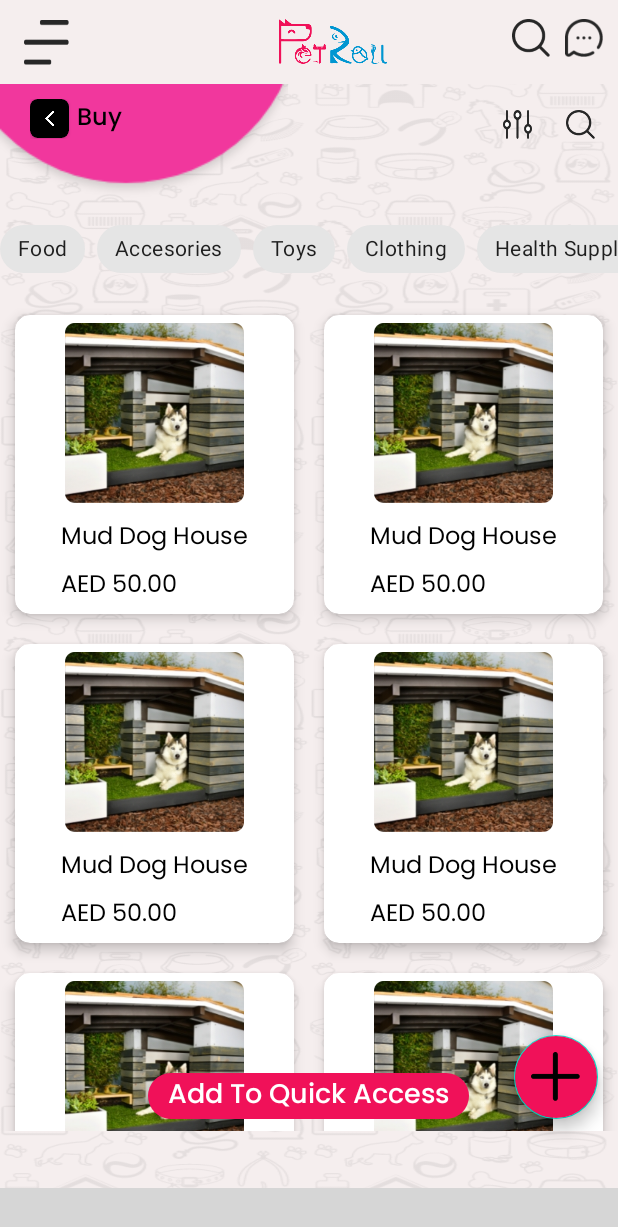
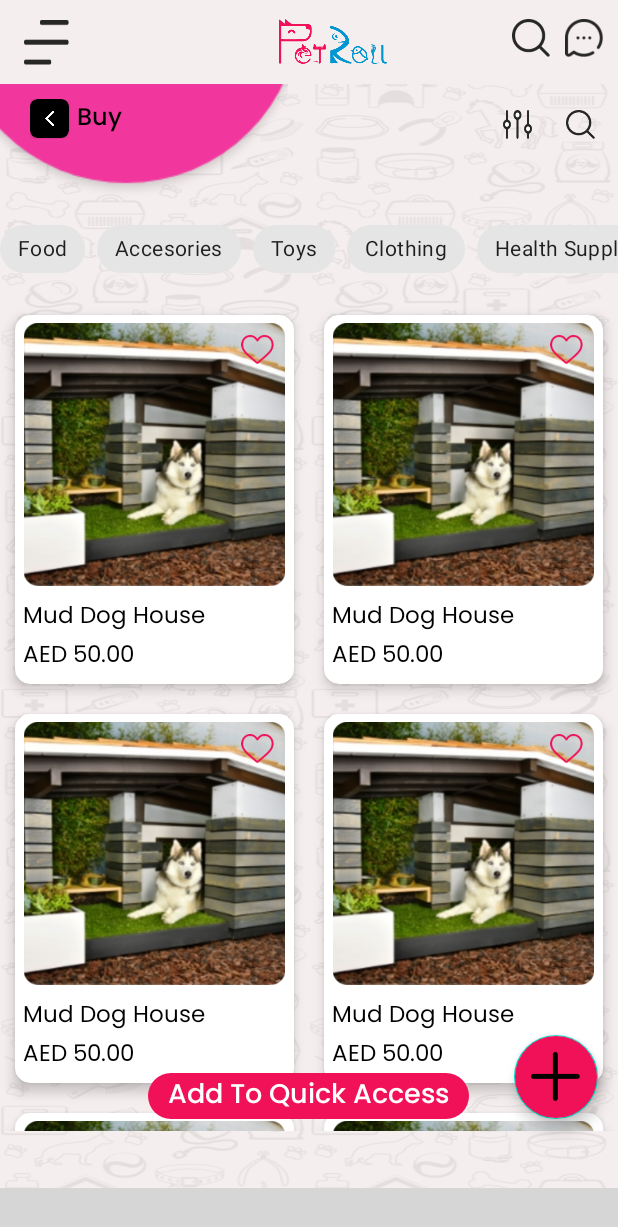
Before and after one commit to aman-adsandurl/petroll_user, an Android app: the BuyActivity screen opened directly, with no data from a screen before it, on a phone screen of 412 x 824 dp. Shown: the top 1227 px of the screen. Run offline under Robolectric (Android 15) with nearby library versions, the phone set to English and light mode, and no system bars; our stand-ins replace sdp/ssp sizes; libraries missing offline, so code that uses them is left out: com.etebarian.meowbottomnavigation; plain views replace MeowBottomNavigation; 7 statements that could not run were skipped; grey boxes are pictures that could not be loaded.

Commit message:
fixed ui, image size, added wishlist icon

```diff
--- a/app/src/main/java/com/petroll/ui/dashboard/market/marketpackage/BuyActivity.kt
+++ b/app/src/main/java/com/petroll/ui/dashboard/market/marketpackage/BuyActivity.kt
@@ -3,7 +3,6 @@ package com.petroll.ui.dashboard.market.marketpackage
 import android.os.Bundle
 import android.widget.Toast
 import androidx.appcompat.content.res.AppCompatResources
-import androidx.recyclerview.widget.GridLayoutManager
 import com.petroll.R
 import com.petroll.databinding.ActivityBuyBinding
 import com.petroll.ui.dashboard.adapter.BuyAdapter
@@ -52,16 +51,17 @@ class BuyActivity : BaseActivity() {
             //TODO: onFilterClick
         }
 
-        binding.rvShop.layoutManager = GridLayoutManager(this, 2)
         val adapter = BuyAdapter(this)
         binding.rvShop.adapter = adapter
 
         onQuickAccessClick {
             Toast.makeText(this, "Quick Access", Toast.LENGTH_SHORT).show()
+            //TODO: onQuickAcessClick
         }
 
         onAddClick {
             Toast.makeText(this, "Add click", Toast.LENGTH_SHORT).show()
+            //TODO onAddClick
         }
     }
 }
--- a/app/src/main/java/com/petroll/ui/dashboard/market/marketpackage/buy_detail/BuyDetailActivity.kt
+++ b/app/src/main/java/com/petroll/ui/dashboard/market/marketpackage/buy_detail/BuyDetailActivity.kt
@@ -4,6 +4,7 @@ import android.os.Bundle
 import android.util.DisplayMetrics
 import android.view.ViewGroup
 import android.widget.LinearLayout
+import android.widget.Toast
 import com.petroll.R
 import com.petroll.databinding.ActivityBuyDetailBinding
 import com.petroll.utils.BaseActivity
@@ -37,6 +38,11 @@ class BuyDetailActivity: BaseActivity() {
         binding.back.backLayout.setOnClickListener {
             finish()
         }
+
+        binding.icShare.setOnClickListener {
+            Toast.makeText(this, "Share Clicked", Toast.LENGTH_SHORT).show()
+            //TODO: onShareClick
+        }
     }
 
     var screenHeight: Int = 0
--- a/app/src/main/res/layout/activity_buy.xml
+++ b/app/src/main/res/layout/activity_buy.xml
@@ -1,6 +1,7 @@
 <?xml version="1.0" encoding="utf-8"?>
 <LinearLayout xmlns:android="http://schemas.android.com/apk/res/android"
     xmlns:app="http://schemas.android.com/apk/res-auto"
+    xmlns:tools="http://schemas.android.com/tools"
     android:layout_width="match_parent"
     android:layout_height="match_parent"
     android:orientation="vertical">
@@ -84,6 +85,10 @@
         android:id="@+id/rv_shop"
         android:layout_width="match_parent"
         android:layout_height="match_parent"
-        android:layout_marginTop="@dimen/dimen10" />
+        android:layout_marginTop="@dimen/dimen10"
+        app:layoutManager="androidx.recyclerview.widget.GridLayoutManager"
+        app:spanCount="2"
+        tools:itemCount="5"
+        tools:listitem="@layout/row_buy" />
 
 </LinearLayout>
--- a/app/src/main/res/layout/activity_buy_detail.xml
+++ b/app/src/main/res/layout/activity_buy_detail.xml
@@ -16,6 +16,13 @@
             android:layout_width="0dp"
             android:layout_height="wrap_content"
             android:layout_weight="1" />
+
+        <com.petroll.utils.IconCircleLayout
+            android:id="@+id/ic_share"
+            android:layout_width="wrap_content"
+            android:layout_height="wrap_content"
+            android:layout_marginTop="@dimen/dimen10"
+            android:layout_marginEnd="@dimen/dimen8" />
 
     </LinearLayout>
 
--- a/app/src/main/res/layout/row_buy.xml
+++ b/app/src/main/res/layout/row_buy.xml
@@ -1,48 +1,55 @@
 <?xml version="1.0" encoding="utf-8"?>
 <androidx.cardview.widget.CardView xmlns:android="http://schemas.android.com/apk/res/android"
+    xmlns:app="http://schemas.android.com/apk/res-auto"
     android:layout_width="match_parent"
-    xmlns:app="http://schemas.android.com/apk/res-auto"
+    android:layout_height="wrap_content"
+    android:layout_margin="@dimen/dimen10"
     app:cardCornerRadius="@dimen/dimen10"
-    app:cardElevation="@dimen/dimen5"
-    android:layout_margin="@dimen/dimen10"
+    app:cardElevation="@dimen/dimen5">
+
+    <FrameLayout
+        android:layout_width="wrap_content"
         android:layout_height="wrap_content">
 
         <LinearLayout
             android:layout_width="wrap_content"
             android:layout_height="wrap_content"
             android:layout_gravity="center"
-        android:padding="@dimen/dimen5"
-        android:orientation="vertical">
-
-        <RelativeLayout
-            android:layout_width="match_parent"
-            android:layout_height="@dimen/dimen120">
+            android:orientation="vertical"
+            android:padding="@dimen/dimen5">
 
             <ImageView
-            android:src="@drawable/ic_auction_sample"
                 android:layout_width="wrap_content"
-            android:layout_height="wrap_content"/>
+                android:layout_height="@dimen/_135sdp"
+                android:scaleType="fitCenter"
+                android:src="@drawable/ic_auction_sample" />
 
-        </RelativeLayout>
 
             <TextView
+                android:layout_width="wrap_content"
+                android:layout_height="wrap_content"
+                android:layout_marginTop="@dimen/_6sdp"
+                android:fontFamily="@font/poppins_regular"
                 android:text="Mud Dog House"
-            android:fontFamily="@font/poppins_regular"
-            android:textSize="@dimen/text16"
                 android:textColor="@color/black"
-            android:layout_width="wrap_content"
-            android:layout_marginTop="@dimen/dimen10"
-            android:layout_height="wrap_content"/>
+                android:textSize="15sp" />
 
             <TextView
+                android:layout_width="wrap_content"
+                android:layout_height="wrap_content"
+                android:fontFamily="@font/poppins_regular"
                 android:text="AED 50.00"
-            android:fontFamily="@font/poppins_regular"
-            android:textSize="@dimen/text16"
                 android:textColor="@color/black"
-            android:layout_width="wrap_content"
-            android:layout_marginTop="@dimen/dimen5"
-            android:layout_height="wrap_content"/>
+                android:textSize="15sp" />
 
         </LinearLayout>
 
+        <ImageView
+            android:id="@+id/ic_like"
+            android:layout_width="@dimen/_17sdp"
+            android:layout_height="@dimen/_15sdp"
+            android:layout_gravity="end"
+            android:layout_margin="@dimen/_10sdp"
+            android:src="@drawable/ic_like_post" />
+    </FrameLayout>
 </androidx.cardview.widget.CardView>
```
Lines whose indentation alone changed are shown as unchanged.
